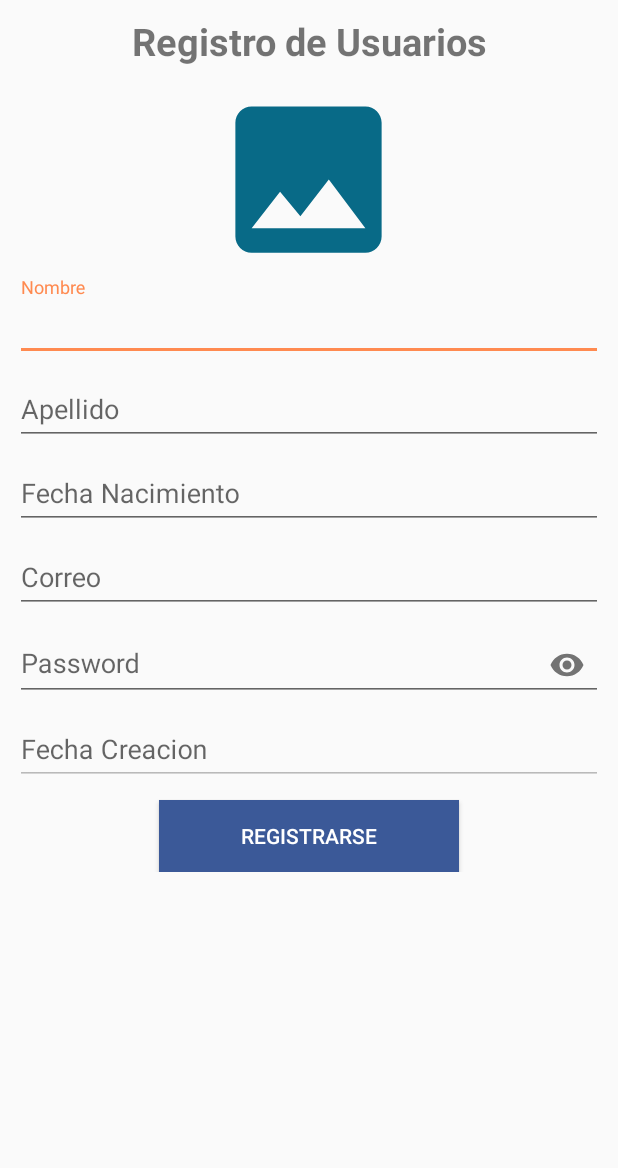
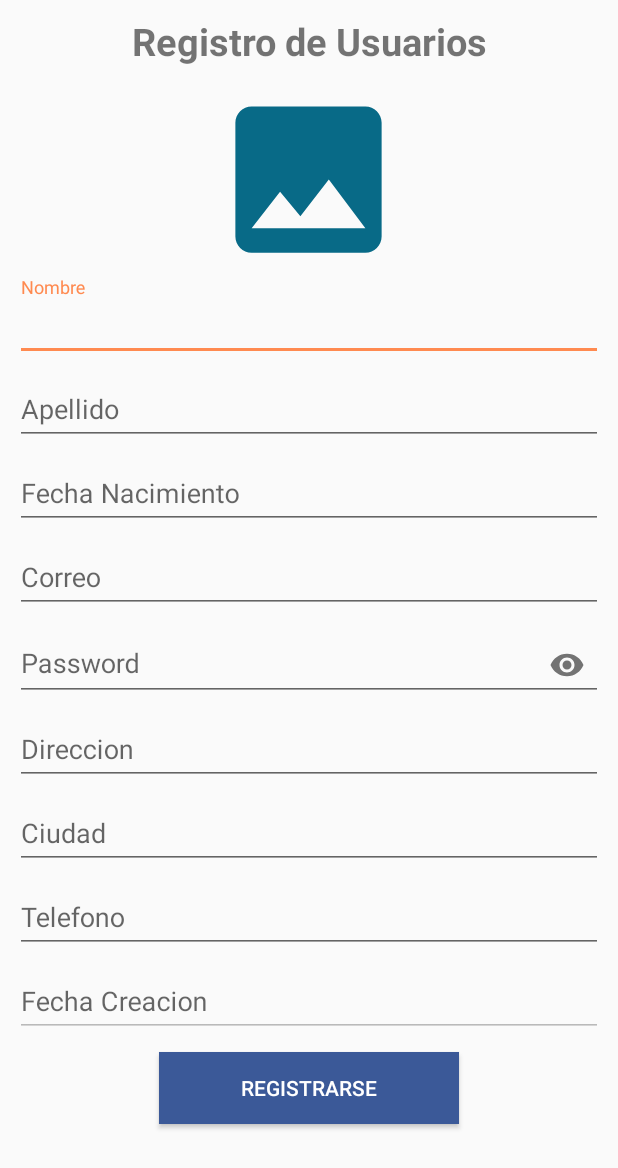
Before and after one commit to anfereba/NutricionABC, an Android app: the layout activity_registro_usuario.xml on its own in the app's theme, with its tools: preview values and no code run, on a phone screen of 412 x 824 dp. Shown: the top 1168 px of the screen. Run offline under Robolectric (Android 15) with nearby library versions, the phone set to English and light mode, and no system bars.

Commit message:
Agregando campos a Usuario

```diff
--- a/app/src/main/java/com/anfereba/nutricionabc/db/DbUsuario.java
+++ b/app/src/main/java/com/anfereba/nutricionabc/db/DbUsuario.java
@@ -27,7 +27,7 @@ public class DbUsuario extends DbHelper{
         this.context=context;
     }
     public long insertarUsuario(String nombres, String apellidos, String FechaNacimiento,
-                                 String correo, String password, String FechaCreacion, byte[] FotoUsuario) {
+                                 String correo, String password, String Direccion, String Ciudad, String Telefono, String FechaCreacion, byte[] FotoUsuario) {
 
         long id = 0;
 
@@ -42,6 +42,9 @@ public class DbUsuario extends DbHelper{
             values.put(Utilidades.CAMPO_FECHA_NACIMIENTO, FechaNacimiento);
             values.put(Utilidades.CAMPO_CORREO, correo);
             values.put(Utilidades.CAMPO_PASSWORD,password);
+            values.put(Utilidades.CAMPO_DIRECCION_USUARIO, Direccion);
+            values.put(Utilidades.CAMPO_CIUDAD, Ciudad);
+            values.put(Utilidades.CAMPO_TELEFONO,Telefono);
             values.put(Utilidades.CAMPO_FECHA_CREACION,FechaCreacion);
             values.put(Utilidades.CAMPO_FOTO_USUARIO,FotoUsuario);
 
--- a/app/src/main/res/layout/activity_registro_usuario.xml
+++ b/app/src/main/res/layout/activity_registro_usuario.xml
@@ -116,6 +116,51 @@
 
             </com.google.android.material.textfield.TextInputLayout>
 
+            <!--Direccion Usuario -->
+            <com.google.android.material.textfield.TextInputLayout
+                android:layout_width="match_parent"
+                android:layout_height="wrap_content">
+
+                <EditText
+                    android:id="@+id/TXTDireccionUsuario"
+                    android:layout_width="match_parent"
+                    android:layout_height="wrap_content"
+                    android:ems="10"
+                    android:hint="@string/TXTDireccionUsuario"
+                    android:inputType="textPersonName" />
+
+            </com.google.android.material.textfield.TextInputLayout>
+
+            <!--Ciudad Usuario -->
+            <com.google.android.material.textfield.TextInputLayout
+                android:layout_width="match_parent"
+                android:layout_height="wrap_content">
+
+                <EditText
+                    android:id="@+id/TXTCiudadUsuario"
+                    android:layout_width="match_parent"
+                    android:layout_height="wrap_content"
+                    android:ems="10"
+                    android:hint="@string/TXTCiudadUsuario"
+                    android:inputType="textPersonName" />
+
+            </com.google.android.material.textfield.TextInputLayout>
+
+            <!--TelefonoUsuario -->
+            <com.google.android.material.textfield.TextInputLayout
+                android:layout_width="match_parent"
+                android:layout_height="wrap_content">
+
+                <EditText
+                    android:id="@+id/TXTTelefonoUsuario"
+                    android:layout_width="match_parent"
+                    android:layout_height="wrap_content"
+                    android:ems="10"
+                    android:hint="@string/TXTTelefonoUsuario"
+                    android:inputType="textPersonName" />
+
+            </com.google.android.material.textfield.TextInputLayout>
+
             <!-- Fecha de Creacion -->
             <com.google.android.material.textfield.TextInputLayout
                 android:layout_width="match_parent"
@@ -132,8 +177,6 @@
 
             </com.google.android.material.textfield.TextInputLayout>
 
-
-
             <Button
                 android:layout_marginTop="10dp"
                 android:id="@+id/BtnRegistrarClienteBD"
@@ -141,7 +184,11 @@
                 android:layout_height="wrap_content"
                 android:background="#3b5998"
                 android:textColor="@color/white"
+                android:layout_marginBottom="30dp"
                 android:text="@string/BtnRegistrarClienteBD" />
+
         </androidx.appcompat.widget.LinearLayoutCompat>
+
+
     </ScrollView>
 </androidx.appcompat.widget.LinearLayoutCompat>
--- a/app/src/main/res/values/strings.xml
+++ b/app/src/main/res/values/strings.xml
@@ -25,6 +25,9 @@
     <string name="TXTCorreoUsuario">Correo</string>
     <string name="TXTPasswordUsuario">Password</string>
     <string name="TXTFechaCreacionUsuario">Fecha Creacion</string>
+    <string name="TXTDireccionUsuario">Direccion</string>
+    <string name="TXTCiudadUsuario">Ciudad</string>
+    <string name="TXTTelefonoUsuario">Telefono</string>
     <string name="BtnRegistrarClienteBD">Registrarse</string>
     <string name="TXTRegistroUsuarios">Registro de Usuarios</string>
 
```
Also changed, not shown: app/src/main/java/com/anfereba/nutricionabc/RegistroUsuarios.java (+17 -0 lines), app/src/main/java/com/anfereba/nutricionabc/db/Entidades/Usuario.java (+38 -8 lines), app/src/main/java/com/anfereba/nutricionabc/db/utilidades/Utilidades.java (+7 -0 lines).
